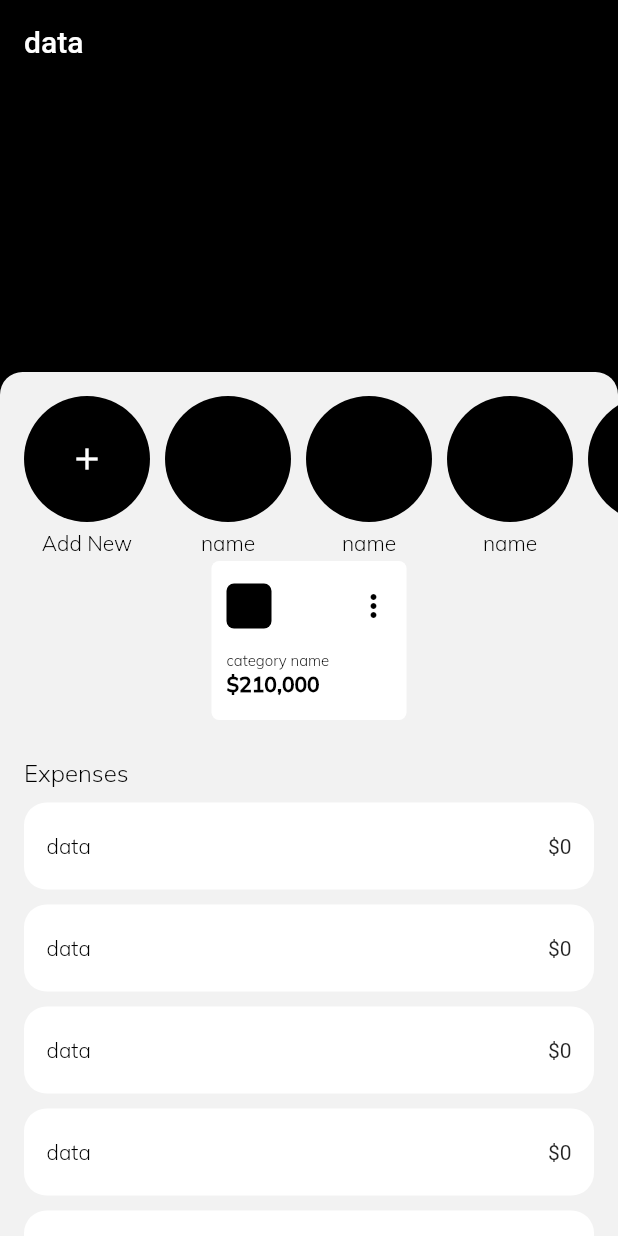
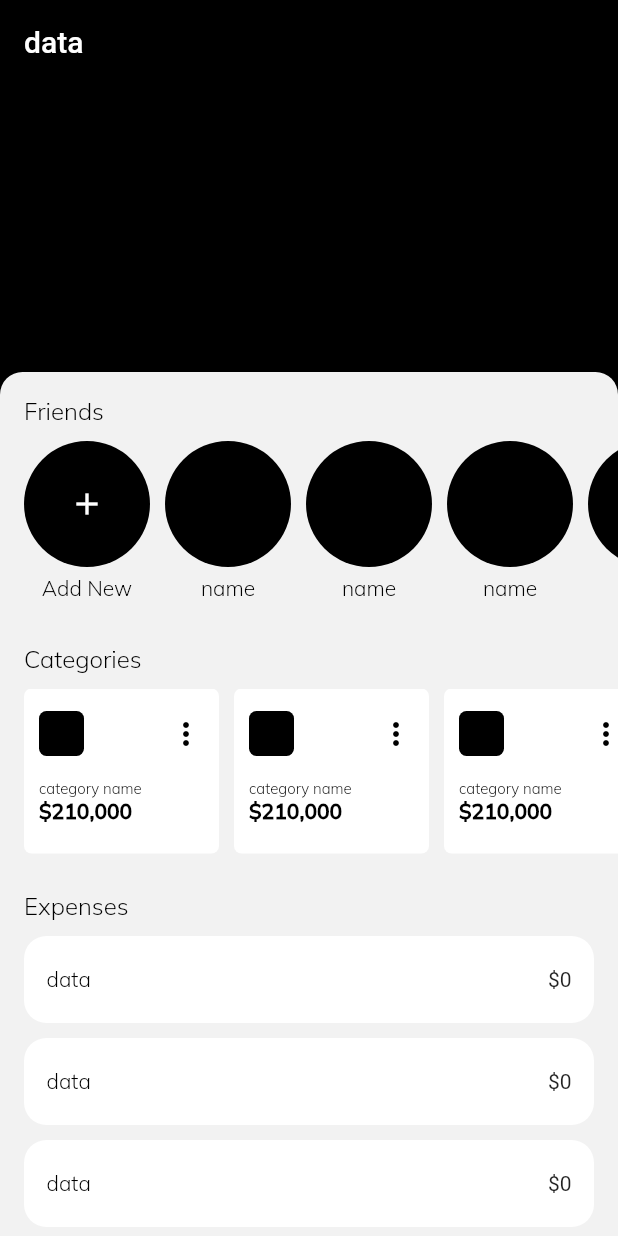
Before and after one commit to aliazimoshan/dongi, a Flutter app: the screen it shows after launch, on a phone screen of 412 x 824 dp. Run offline on Flutter 3.47's test engine with Material 2 defaults, Android fonts, the phone set to English and light mode, and no system bars; our stand-ins replace flutter_svg, hooks_riverpod.

Commit message:
3, adding category section to box screen

```diff
--- a/lib/app/box/box_review/box_review_page.dart
+++ b/lib/app/box/box_review/box_review_page.dart
@@ -40,10 +40,7 @@ class BoxReviewPage extends ConsumerWidget with BoxReviewWidget {
                   Column(
                     children: [
                       friendsList(),
-                      CategoryWidget(
-                        name: 'category name',
-                        balance: '210,000',
-                      ),
+                      categoriesList(),
                       expensesList(),
                     ],
                   ),
--- a/lib/app/box/box_review/box_review_widget.dart
+++ b/lib/app/box/box_review/box_review_widget.dart
@@ -2,12 +2,23 @@ import 'package:flutter/material.dart';
 
 import '../../../constants/color_config.dart';
 import '../../../constants/font_config.dart';
+import '../../../widgets/category/category_widget.dart';
 import '../../../widgets/friends/friends_widget.dart';
 import '../../../widgets/list_tile/custom_list_tile.dart';
 
 class BoxReviewWidget {
   /// * ----- friends list
-  friendsList() => SizedBox(
+  friendsList() => Column(
+        crossAxisAlignment: CrossAxisAlignment.start,
+        children: [
+          Padding(
+            padding: const EdgeInsets.fromLTRB(16, 0, 0, 10),
+            child: Text(
+              'Friends',
+              style: FontConfig.body1(),
+            ),
+          ),
+          SizedBox(
             height: 110,
             child: ListView(
               scrollDirection: Axis.horizontal,
@@ -40,6 +51,48 @@ class BoxReviewWidget {
                 const SizedBox(width: 6),
               ],
             ),
+          ),
+          const SizedBox(height: 25),
+        ],
+      );
+
+  /// * ----- friends list
+  categoriesList() => Column(
+        crossAxisAlignment: CrossAxisAlignment.start,
+        children: [
+          Padding(
+            padding: const EdgeInsets.fromLTRB(16, 0, 0, 10),
+            child: Text(
+              'Categories',
+              style: FontConfig.body1(),
+            ),
+          ),
+          SizedBox(
+            height: 110,
+            child: ListView(
+              scrollDirection: Axis.horizontal,
+              children: [
+                const SizedBox(width: 16),
+                ListView.builder(
+                  shrinkWrap: true,
+                  physics: const NeverScrollableScrollPhysics(),
+                  scrollDirection: Axis.horizontal,
+                  itemCount: 5,
+                  itemBuilder: (ctx, i) => Row(
+                    children: [
+                      CategoryWidget(
+                        name: 'category name',
+                        balance: '210,000',
+                      ),
+                      const SizedBox(width: 10),
+                    ],
+                  ),
+                ),
+                const SizedBox(width: 6),
+              ],
+            ),
+          ),
+        ],
       );
 
   /// * ----- expenses list
```
Lines whose indentation alone changed are shown as unchanged.
